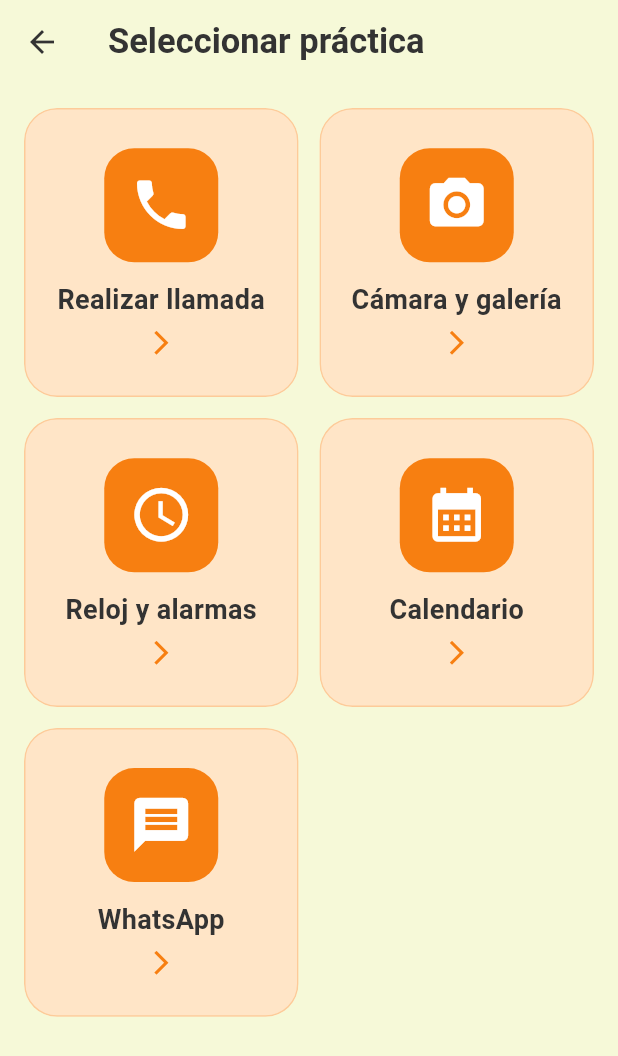
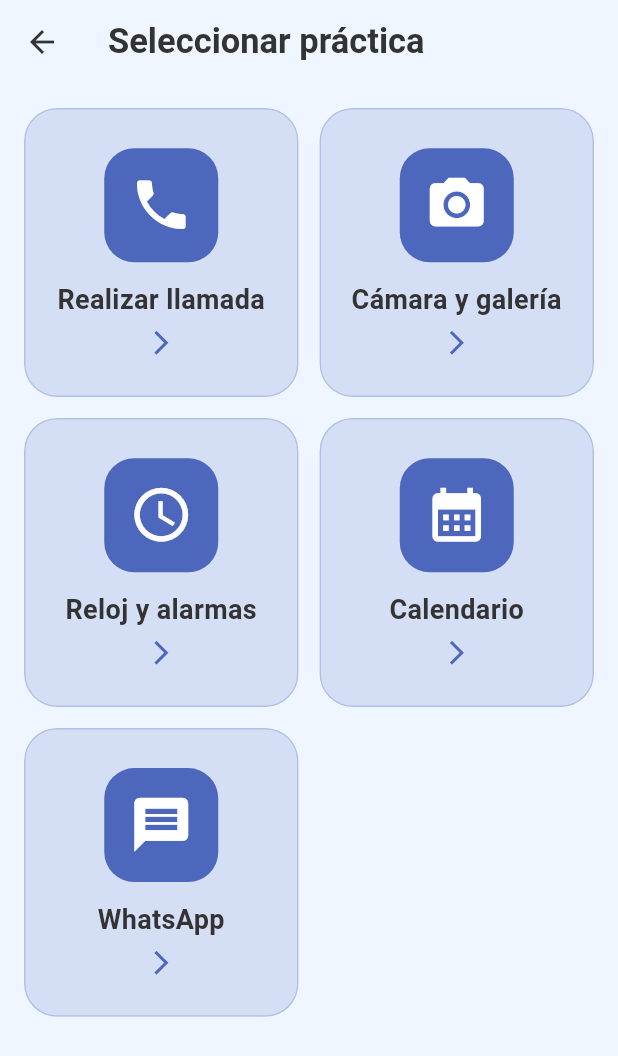
Before and after one commit to DanielCamilo-Paz/simulador, a Flutter app: the screen it shows after launch, after a tap on "Sigue con tu lección", on a phone screen of 412 x 824 dp. Shown: the top 1056 px of the screen. Run offline on Flutter 3.47's test engine with Material 3 defaults, Android fonts, the phone set to English and light mode, and no system bars; our stand-ins replace camera, image_picker, shared_preferences.

Commit message:
pantalla con logo inicial y color de interfaz iguales

```diff
--- a/lib/main.dart
+++ b/lib/main.dart
@@ -1,7 +1,7 @@
 
 import 'package:flutter/material.dart';
 
-import 'views/principal/inicio_view.dart';
+import 'views/principal/splash_view.dart';
 
 import 'controllers/camara_controller.dart';
 import 'controllers/reloj_controller.dart';
@@ -70,16 +70,16 @@ class MiApp extends StatelessWidget {
   @override
   Widget build(BuildContext context) {
     return MaterialApp(
-      title: 'Simulador Celular',
+      title: 'SafeTap',
       debugShowCheckedModeBanner: false,
       theme: ThemeData(
-        scaffoldBackgroundColor: const Color(0xFFF6F9D8),
+        scaffoldBackgroundColor: const Color(0xFFEFF6FF),
         colorScheme: ColorScheme.fromSeed(
-          seedColor: const Color(0xFFF77F11),
+          seedColor: const Color(0xFF4D67BC),
         ),
         useMaterial3: true,
       ),
-      home: const InicioView(),
+      home: const SplashView(),
     );
   }
 }
--- a/lib/views/calendario/detalle_calendario_view.dart
+++ b/lib/views/calendario/detalle_calendario_view.dart
@@ -9,9 +9,9 @@ class DetalleCalendarioView extends StatelessWidget {
   });
 
   // PALETA PRINCIPAL ORIGINAL
-  static const Color fondo = Color(0xFFF8F8E8);
-  static const Color naranja = Color(0xFFF4A261);
-  static const Color naranjaSuave = Color(0xFFF6DCC0);
+  static const Color fondo = Color(0xFFEFF6FF);
+  static const Color naranja = Color(0xFF4D67BC);
+  static const Color naranjaSuave = Color(0x2B4D67BC);
   static const Color texto = Color(0xFF333333);
   static const Color blanco = Colors.white;
 
--- a/lib/views/camara/detalle_camara_view.dart
+++ b/lib/views/camara/detalle_camara_view.dart
@@ -6,9 +6,9 @@ class DetalleCamaraView extends StatelessWidget {
   const DetalleCamaraView({super.key});
 
   // PALETA PRINCIPAL
-  static const Color fondo = Color(0xFFF8F8E8);
-  static const Color naranja = Color(0xFFF4A261);
-  static const Color naranjaSuave = Color(0xFFF6DCC0);
+  static const Color fondo = Color(0xFFEFF6FF);
+  static const Color naranja = Color(0xFF4D67BC);
+  static const Color naranjaSuave = Color(0x2B4D67BC);
   static const Color texto = Color(0xFF333333);
   static const Color blanco = Colors.white;
 
--- a/lib/views/llamada/detalle_practica_llamada_view.dart
+++ b/lib/views/llamada/detalle_practica_llamada_view.dart
@@ -6,9 +6,9 @@ class DetallePracticaView extends StatelessWidget {
   const DetallePracticaView({super.key});
 
   // PALETA PRINCIPAL
-  static const Color fondo = Color(0xFFF8F8E8);
-  static const Color naranja = Color(0xFFF4A261);
-  static const Color naranjaSuave = Color(0xFFF6DCC0);
+  static const Color fondo = Color(0xFFEFF6FF);
+  static const Color naranja = Color(0xFF4D67BC);
+  static const Color naranjaSuave = Color(0x2B4D67BC);
   static const Color texto = Color(0xFF333333);
   static const Color blanco = Colors.white;
 
--- a/lib/views/principal/simulador_view.dart
+++ b/lib/views/principal/simulador_view.dart
@@ -23,18 +23,22 @@ class SimuladorView extends StatefulWidget {
   });
 
   @override
-  State<SimuladorView> createState() => _SimuladorViewState();
+  State<SimuladorView> createState() =>
+      _SimuladorViewState();
 }
 
 class _SimuladorViewState extends State<SimuladorView> {
-  // PALETA DE COLORES PRINCIPAL
-  static const Color fondo = Color(0xFFF6F9D8);
-  static const Color naranja = Color(0xFFF77F11);
+  // PALETA DE COLORES OFICIAL DE SAFETAP
+  static const Color fondo = Color(0xFFEFF6FF);
+  static const Color azul = Color(0xFF4D67BC);
   static const Color texto = Color(0xFF333333);
   static const Color blanco = Colors.white;
 
-  static const Color colorTarjeta = Color(0xFFFFE5C7);
-  static const Color colorIcono = Color(0xFFF77F11);
+  static const Color colorTarjeta =
+  Color(0x2B4D67BC);
+
+  static const Color colorIcono =
+  Color(0xFF4D67BC);
 
   // CONTROLADOR COMPARTIDO
   late final ProgresoController progresoController;
@@ -131,7 +135,8 @@ class _SimuladorViewState extends State<SimuladorView> {
               );
             },
           ),
-// RELOJ
+
+          // RELOJ
           _tarjeta(
             icono: Icons.access_time,
             titulo: 'Reloj y alarmas',
@@ -194,7 +199,7 @@ class _SimuladorViewState extends State<SimuladorView> {
       shape: RoundedRectangleBorder(
         borderRadius: BorderRadius.circular(22),
         side: BorderSide(
-          color: naranja.withOpacity(0.25),
+          color: azul.withOpacity(0.25),
           width: 1,
         ),
       ),
@@ -203,7 +208,7 @@ class _SimuladorViewState extends State<SimuladorView> {
 
       child: InkWell(
         onTap: onTap,
-        splashColor: naranja.withOpacity(0.15),
+        splashColor: azul.withOpacity(0.15),
 
         child: Padding(
           padding: const EdgeInsets.all(12),
@@ -216,7 +221,8 @@ class _SimuladorViewState extends State<SimuladorView> {
                 height: 76,
                 decoration: BoxDecoration(
                   color: colorIcono,
-                  borderRadius: BorderRadius.circular(20),
+                  borderRadius:
+                  BorderRadius.circular(20),
                 ),
                 child: Icon(
                   icono,
@@ -243,7 +249,7 @@ class _SimuladorViewState extends State<SimuladorView> {
               const Icon(
                 Icons.arrow_forward_ios,
                 size: 19,
-                color: naranja,
+                color: azul,
               ),
             ],
           ),
--- /dev/null
+++ b/lib/views/principal/splash_view.dart
@@ -0,0 +1,95 @@
+
+import 'package:flutter/material.dart';
+
+import 'inicio_view.dart';
+
+class SplashView extends StatefulWidget {
+  const SplashView({super.key});
+
+  @override
+  State<SplashView> createState() => _SplashViewState();
+}
+
+class _SplashViewState extends State<SplashView> {
+  static const Color fondo = Color(0xFFEFF6FF);
+  static const Color azul = Color(0xFF4D67BC);
+  static const Color texto = Color(0xFF333333);
+
+  @override
+  void initState() {
+    super.initState();
+    _iniciarAplicacion();
+  }
+
+  Future<void> _iniciarAplicacion() async {
+    await Future.delayed(const Duration(seconds: 5));
+
+    if (!mounted) return;
+
+    Navigator.pushReplacement(
+      context,
+      MaterialPageRoute(
+        builder: (_) => const InicioView(),
+      ),
+    );
+  }
+
+  @override
+  Widget build(BuildContext context) {
+    return Scaffold(
+      backgroundColor: fondo,
+      body: SafeArea(
+        child: Center(
+          child: Column(
+            mainAxisAlignment: MainAxisAlignment.center,
+            children: [
+              // LOGO PROVISIONAL
+              Container(
+                width: 160,
+                height: 160,
+                decoration: BoxDecoration(
+                  color: azul,
+                  borderRadius: BorderRadius.circular(35),
+                ),
+                child: const Icon(
+                  Icons.phone_android_rounded,
+                  size: 95,
+                  color: Colors.white,
+                ),
+              ),
+
+              const SizedBox(height: 25),
+
+              // NOMBRE DE LA APLICACIÓN
+              const Text(
+                'SafeTap',
+                style: TextStyle(
+                  fontSize: 38,
+                  fontWeight: FontWeight.bold,
+                  color: azul,
+                ),
+              ),
+
+              const SizedBox(height: 12),
+
+              const Text(
+                'Aprende a usar tu celular',
+                textAlign: TextAlign.center,
+                style: TextStyle(
+                  fontSize: 18,
+                  color: texto,
+                ),
+              ),
+
+              const SizedBox(height: 45),
+
+              const CircularProgressIndicator(
+                color: azul,
+              ),
+            ],
+          ),
+        ),
+      ),
+    );
+  }
+}
--- a/lib/views/reloj/detalle_reloj_view.dart
+++ b/lib/views/reloj/detalle_reloj_view.dart
@@ -9,9 +9,9 @@ class DetalleRelojView extends StatelessWidget {
   });
 
   // PALETA PRINCIPAL ORIGINAL
-  static const Color fondo = Color(0xFFF8F8E8);
-  static const Color naranja = Color(0xFFF4A261);
-  static const Color naranjaSuave = Color(0xFFF6DCC0);
+  static const Color fondo = Color(0xFFEFF6FF);
+  static const Color naranja = Color(0xFF4D67BC);
+  static const Color naranjaSuave = Color(0x2B4D67BC);
   static const Color texto = Color(0xFF333333);
   static const Color blanco = Colors.white;
 
--- a/lib/views/whatsapp/detalle_whatsapp_view.dart
+++ b/lib/views/whatsapp/detalle_whatsapp_view.dart
@@ -14,9 +14,9 @@ class DetalleWhatsappView extends StatefulWidget {
 
 class _DetalleWhatsappViewState extends State<DetalleWhatsappView> {
   // PALETA PRINCIPAL
-  static const Color fondo = Color(0xFFF8F8E8);
-  static const Color naranja = Color(0xFFF4A261);
-  static const Color naranjaSuave = Color(0xFFF6DCC0);
+  static const Color fondo = Color(0xFFEFF6FF);
+  static const Color naranja = Color(0xFF4D67BC);
+  static const Color naranjaSuave = Color(0x2B4D67BC);
   static const Color texto = Color(0xFF333333);
   static const Color blanco = Colors.white;
 
```
Also changed, not shown: assets/images/logo.jpeg (added).
